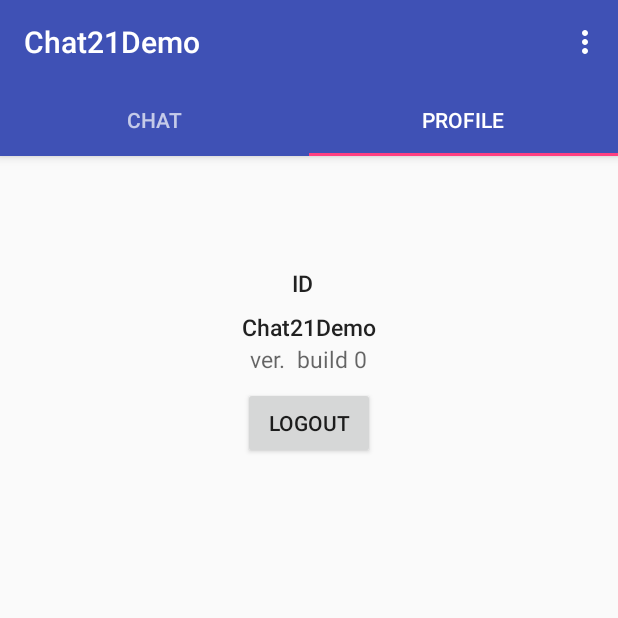
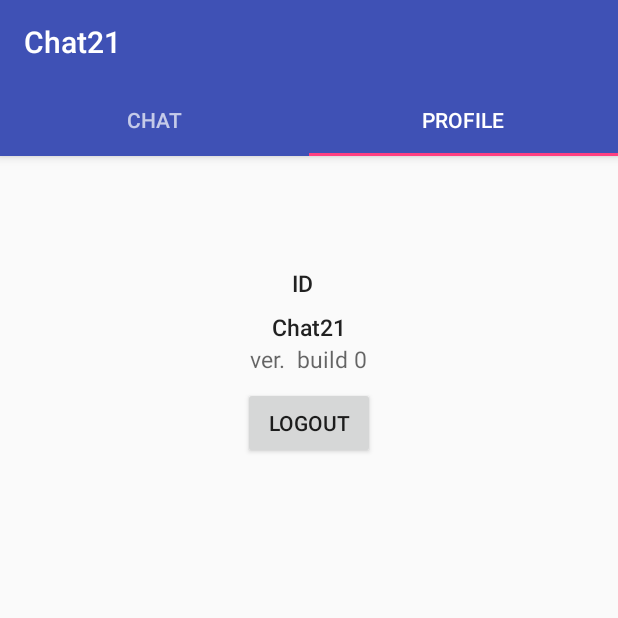
Before and after one commit to chat21/chat21-android-demo, an Android app: the TabActivity screen opened directly, with no data from a screen before it, tab 2 chosen, on a phone screen of 412 x 824 dp, the top half of it. Run offline under Robolectric (Android 15) with nearby library versions, the phone set to English and light mode, and no system bars; our stand-ins replace Firebase (no records; nobody signed in at launch, a user with empty details on screens opened directly); libraries missing offline, so code that uses them is left out: chat21.android.core, chat21.android.ui, chat21.android.utils; pictures from the network do not load; 9 statements that could not run were skipped.

Commit message:
removed menu settings / changed app name

```diff
--- a/app/src/main/java/chat21/android/demo/TabActivity.java
+++ b/app/src/main/java/chat21/android/demo/TabActivity.java
@@ -54,27 +54,27 @@ public class TabActivity extends AppCompatActivity {
         ChatUI.getInstance().processRemoteNotification(getIntent());
     }
 
-    @Override
-    public boolean onCreateOptionsMenu(Menu menu) {
-        // Inflate the menu; this adds items to the action bar if it is present.
-        getMenuInflater().inflate(R.menu.menu_tab, menu);
-        return true;
-    }
-
-    @Override
-    public boolean onOptionsItemSelected(MenuItem item) {
-        // Handle action bar item clicks here. The action bar will
-        // automatically handle clicks on the Home/Up button, so long
-        // as you specify a parent activity in AndroidManifest.xml.
-        int id = item.getItemId();
-
-        //noinspection SimplifiableIfStatement
-        if (id == R.id.action_settings) {
-            return true;
-        }
-
-        return super.onOptionsItemSelected(item);
-    }
+//    @Override
+//    public boolean onCreateOptionsMenu(Menu menu) {
+//        // Inflate the menu; this adds items to the action bar if it is present.
+//        getMenuInflater().inflate(R.menu.menu_tab, menu);
+//        return true;
+//    }
+//
+//    @Override
+//    public boolean onOptionsItemSelected(MenuItem item) {
+//        // Handle action bar item clicks here. The action bar will
+//        // automatically handle clicks on the Home/Up button, so long
+//        // as you specify a parent activity in AndroidManifest.xml.
+//        int id = item.getItemId();
+//
+//        //noinspection SimplifiableIfStatement
+//        if (id == R.id.action_settings) {
+//            return true;
+//        }
+//
+//        return super.onOptionsItemSelected(item);
+//    }
 
     /**
      * A {@link FragmentPagerAdapter} that returns a fragment corresponding to
--- a/app/src/main/res/menu/menu_tab.xml
+++ b/app/src/main/res/menu/menu_tab.xml
@@ -2,9 +2,9 @@
     xmlns:app="http://schemas.android.com/apk/res-auto"
     xmlns:tools="http://schemas.android.com/tools"
     tools:context="it.frontiere21.android.chat21.chat21demo.it.chat21.android.demo.TabActivity">
-    <item
-        android:id="@+id/action_settings"
-        android:orderInCategory="100"
-        android:title="@string/action_settings"
-        app:showAsAction="never" />
+    <!--<item-->
+        <!--android:id="@+id/action_settings"-->
+        <!--android:orderInCategory="100"-->
+        <!--android:title="@string/action_settings"-->
+        <!--app:showAsAction="never" />-->
 </menu>
--- a/app/src/main/res/values/strings.xml
+++ b/app/src/main/res/values/strings.xml
@@ -1,6 +1,6 @@
 <resources>
-    <string name="app_name">Chat21Demo</string>
-    <string name="action_settings">Settings</string>
+    <string name="app_name">Chat21</string>
+    <!--<string name="action_settings">Settings</string>-->
 
     <string name="fragment_tab_home_direct_message_button_label">Direct Message</string>
     <string name="fragment_tab_home_new_chat_activity_button_label">Start with an activity</string>
```
Also changed, not shown: app/src/main/java/chat21/android/demo/HomeFragment.java (+0 -8 lines), 2 other files.
